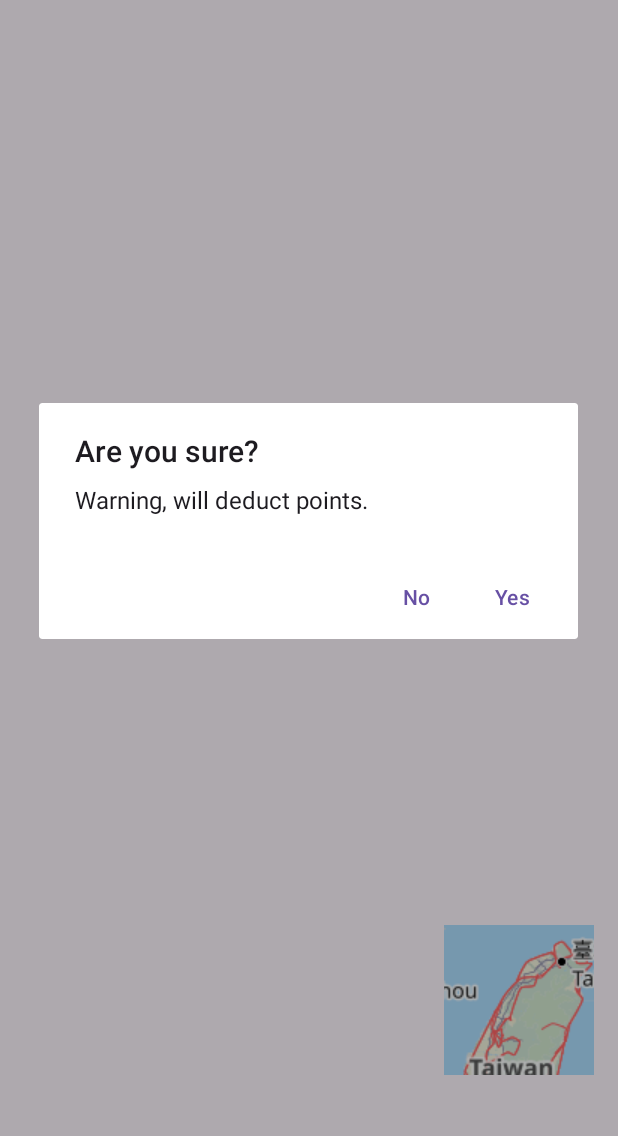
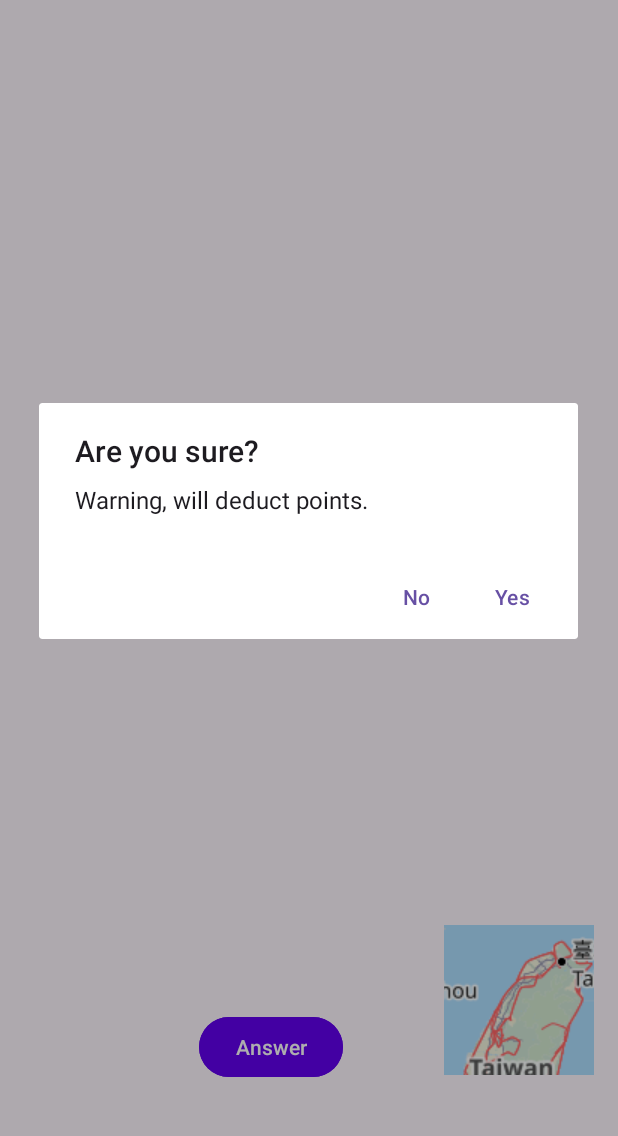
Before and after one commit to Hellowish/Geoguessr, an Android app: the MainPlay screen opened directly, with no data from a screen before it, after a tap on "Hint", on a phone screen of 412 x 824 dp, the part 97-1233 px from its top. Run offline under Robolectric (Android 15) with nearby library versions, the light colour scheme and no system bars; our stand-ins replace Volley.

```diff
--- a/app/src/main/res/layout/activity_main_play.xml
+++ b/app/src/main/res/layout/activity_main_play.xml
@@ -26,10 +26,10 @@
         android:layout_height="730dp"
         app:layout_constraintBottom_toBottomOf="parent"
         app:layout_constraintEnd_toEndOf="parent"
-        app:layout_constraintHorizontal_bias="0.5"
+        app:layout_constraintHorizontal_bias="0.0"
         app:layout_constraintStart_toStartOf="parent"
         app:layout_constraintTop_toTopOf="parent"
-        app:layout_constraintVertical_bias="0.5" />
+        app:layout_constraintVertical_bias="0.0" />
 
     <TextView
         android:id="@+id/timer_text"
@@ -66,4 +66,19 @@
         app:layout_constraintVertical_bias="0.941"
         app:srcCompat="@drawable/_7" />
 
+    <Button
+        android:id="@+id/Answer"
+        android:layout_width="wrap_content"
+        android:layout_height="wrap_content"
+        android:layout_marginTop="612dp"
+        android:layout_marginEnd="56dp"
+        android:backgroundTint="@color/purple_500"
+        android:text="Answer"
+        app:layout_constraintBottom_toBottomOf="parent"
+        app:layout_constraintEnd_toStartOf="@+id/expand"
+        app:layout_constraintHorizontal_bias="0.923"
+        app:layout_constraintStart_toStartOf="parent"
+        app:layout_constraintTop_toTopOf="@+id/streetview_fragment"
+        app:layout_constraintVertical_bias="0.774" />
+
 </androidx.constraintlayout.widget.ConstraintLayout>
```
